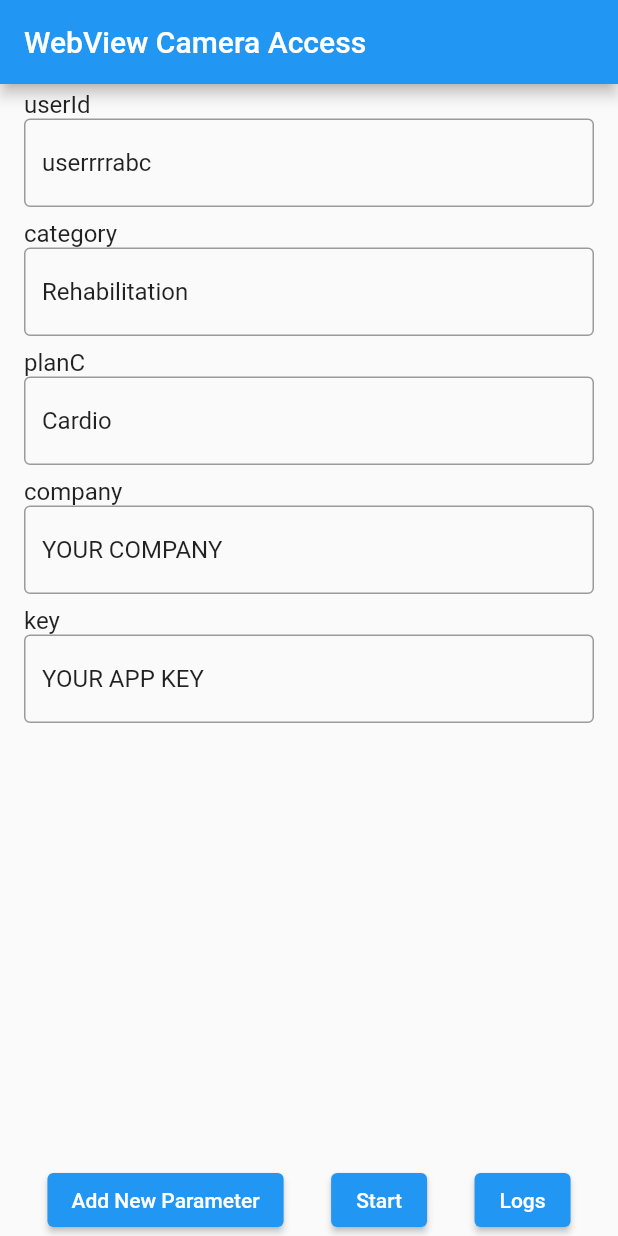
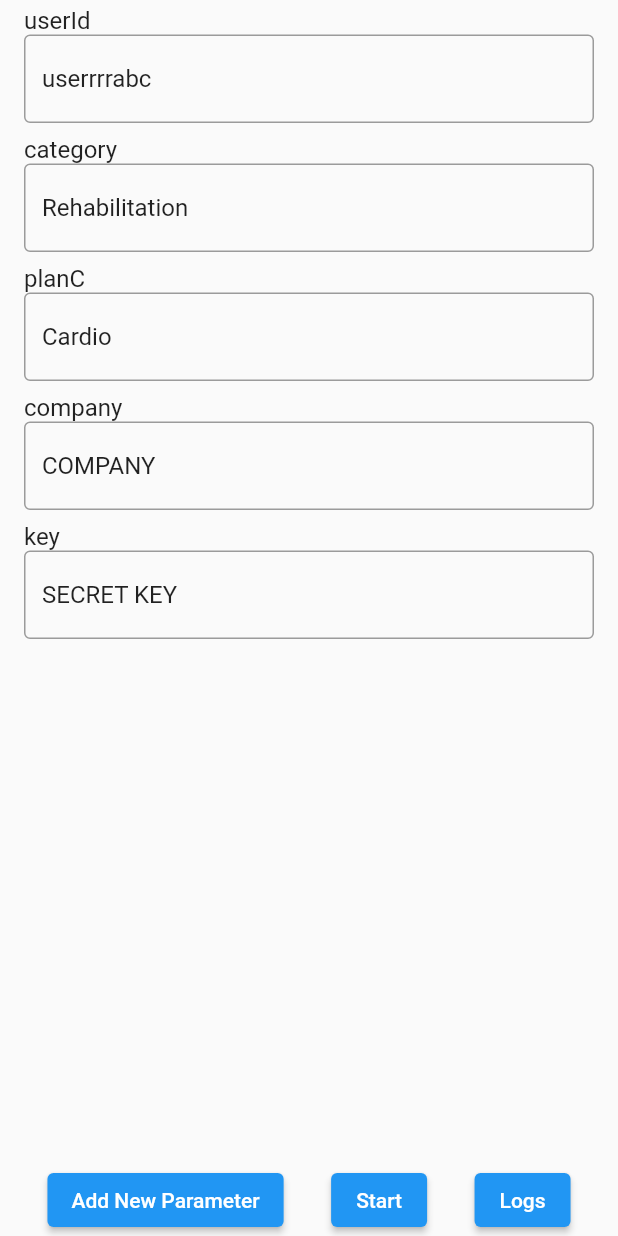
Before and after one commit to KinesteX/AI-Fitness-SDK, a Flutter app: the screen it shows after launch, on a phone screen of 412 x 824 dp. Run offline on Flutter 3.47's test engine with Material 2 defaults, Android fonts, the phone set to English and light mode, and no system bars; our stand-ins replace permission_handler; missing offline and left inert: flutter_inappwebview.

Commit message:
Add files via upload

```diff
--- a/Flutter_SDK/lib/main.dart
+++ b/Flutter_SDK/lib/main.dart
@@ -40,8 +40,8 @@ class _MyHomePageState extends State<MyHomePage> {
     "userId": "userrrrabc", // REQUIRED PARAM
     "category": "Rehabilitation",
     "planC": "Cardio",
-    "company": "YOUR COMPANY", // REQUIRED PARAM
-    "key": "YOUR APP KEY" // REQUIRED PARAM
+    "company": "COMPANY", // REQUIRED PARAM
+    "key": "SECRET KEY" // REQUIRED PARAM
   };
   Map<String, TextEditingController> controllers = {};
   late InAppWebViewGroupOptions options;
@@ -72,11 +72,9 @@ class _MyHomePageState extends State<MyHomePage> {
   Widget build(BuildContext context) {
 // Add below your existing declarations in _MyHomePageState
  return Scaffold(
-      appBar: AppBar(
-        title: Text('WebView Camera Access'),
-      ),
+
       body: showWebview
-            ? InAppWebView(
+            ? SafeArea(child:InAppWebView(
    initialOptions: options,
    initialUrlRequest: URLRequest(url: Uri.parse(url)),
    onWebViewCreated: (InAppWebViewController controller) {
@@ -118,7 +116,7 @@ class _MyHomePageState extends State<MyHomePage> {
      return PermissionRequestResponse(
          resources: resources, action: PermissionRequestResponseAction.GRANT);
    },
- )
+ ))
           : Column(
         children: [
           Expanded(
```
